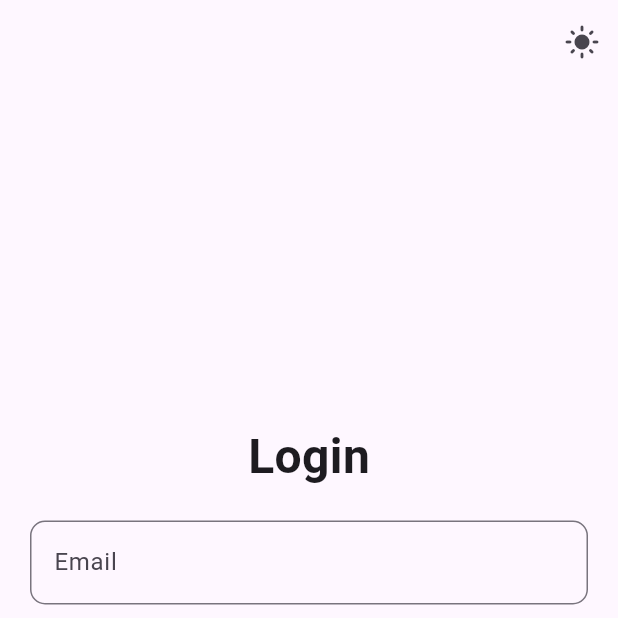
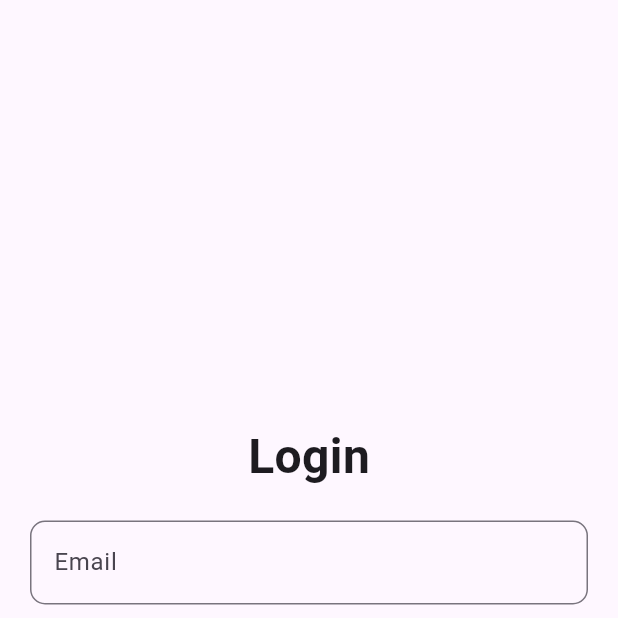
Before and after one commit to Axlbeatrx/kel-6-apk, a Flutter app: the screen it shows after launch, on a phone screen of 412 x 824 dp, the top half of it. Run offline on Flutter 3.47's test engine with Material 3 defaults, Android fonts, the phone set to English and light mode, and no system bars.

Commit message:
Last commit

```diff
--- a/lib/screens/login_screen.dart
+++ b/lib/screens/login_screen.dart
@@ -46,8 +46,9 @@ class _MyAppState extends State<MyApp> {
   }
 
   void toggleTheme() {
+    print("Toggle theme clicked!");
     setState(() {
-      isDarkMode = !isDarkMode; // Mengubah state tema
+      isDarkMode = !isDarkMode;
     });
   }
 }
@@ -91,14 +92,7 @@ class LoginPage extends StatelessWidget {
 
     return Scaffold(
       appBar: AppBar(
-        actions: [
-          IconButton(
-            onPressed: toggleTheme, // Memanggil fungsi toggleTheme
-            icon: Icon(
-              isDarkMode ? Icons.dark_mode : Icons.light_mode,
-            ),
-          ),
-        ],
+        actions: [],
       ),
       body: Padding(
         padding: const EdgeInsets.all(20.0),
```
Also changed, not shown: lib/api/api_service.dart (+5 -5 lines), lib/screens/home_screen.dart (+21 -23 lines), 1 other file.
